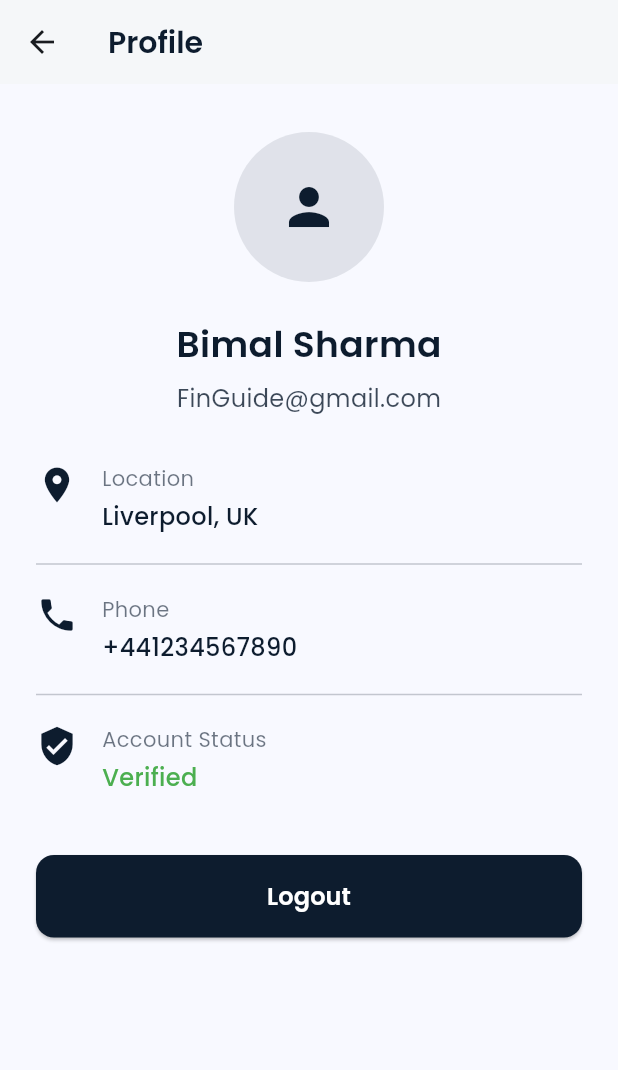
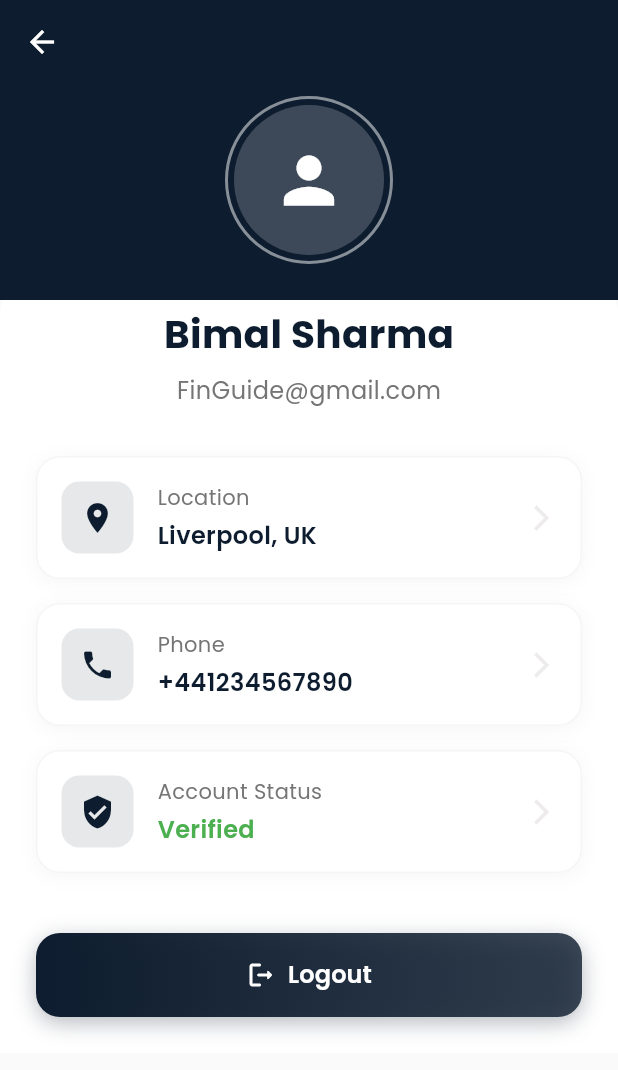
Before and after one commit to bimalsharma07/FinGuide, a Flutter app: the ProfileScreen screen opened directly, on a phone screen of 412 x 824 dp. Shown: the top 1070 px of the screen. Run offline on Flutter 3.47's test engine with Material 3 defaults, Android fonts, the phone set to English and light mode, and no system bars; our stand-ins replace animated_text_kit, flutter_svg, google_fonts; network calls fail.

Commit message:
Update profile_screen.dart

```diff
--- a/lib/screens/profile_screen.dart
+++ b/lib/screens/profile_screen.dart
@@ -1,46 +1,89 @@
 import 'package:flutter/material.dart';
 import 'package:google_fonts/google_fonts.dart';
-import 'login_screen.dart'; // Make sure this import is added
+import 'login_screen.dart';
 
 class ProfileScreen extends StatelessWidget {
-  const ProfileScreen({super.key});
+  const ProfileScreen({Key? key}) : super(key: key);
 
   @override
   Widget build(BuildContext context) {
     final Color primaryColor = const Color(0xFF0D1C2E);
 
     return Scaffold(
-      appBar: AppBar(
-        backgroundColor: Colors.white,
-        elevation: 1,
-        title: Text(
-          'Profile',
-          style: GoogleFonts.poppins(
-            color: primaryColor,
-            fontWeight: FontWeight.w600,
-            fontSize: 20,
+      backgroundColor: Colors.grey[50],
+      body: CustomScrollView(
+        slivers: [
+          SliverAppBar(
+            expandedHeight: 200.0,
+            floating: false,
+            pinned: true,
+            backgroundColor: primaryColor,
+            leading: IconButton(
+              icon: const Icon(Icons.arrow_back, color: Colors.white),
+              onPressed: () {
+                Navigator.pop(context);
+              },
+            ),
+            flexibleSpace: FlexibleSpaceBar(
+              background: Container(
+                decoration: BoxDecoration(
+                  gradient: LinearGradient(
+                    begin: Alignment.topLeft,
+                    end: Alignment.bottomRight,
+                    colors: [
+                      primaryColor,
+                      primaryColor.withOpacity(0.8),
+                    ],
+                  ),
+                ),
+                child: Column(
+                  mainAxisAlignment: MainAxisAlignment.center,
+                  children: [
+                    const SizedBox(height: 40),
+                    Container(
+                      padding: const EdgeInsets.all(4),
+                      decoration: BoxDecoration(
+                        shape: BoxShape.circle,
+                        border: Border.all(
+                          color: Colors.white.withOpacity(0.5),
+                          width: 2,
+                        ),
+                      ),
+                      child: CircleAvatar(
+                        radius: 50,
+                        backgroundColor: Colors.white.withOpacity(0.2),
+                        child: const Icon(
+                          Icons.person,
+                          size: 50,
+                          color: Colors.white,
                         ),
                       ),
                     ),
-      body: SingleChildScrollView(
-        padding: const EdgeInsets.symmetric(horizontal: 24, vertical: 32),
+                  ],
+                ),
+              ),
+            ),
+          ),
+          SliverToBoxAdapter(
+            child: Transform.translate(
+              offset: const Offset(0, -20),
+              child: Container(
+                decoration: const BoxDecoration(
+                  color: Colors.white,
+                  borderRadius: BorderRadius.only(
+                    topLeft: Radius.circular(30),
+                    topRight: Radius.circular(30),
+                  ),
+                ),
+                child: Padding(
+                  padding: const EdgeInsets.all(24),
                   child: Column(
                     children: [
-            CircleAvatar(
-              radius: 50,
-              backgroundColor: primaryColor.withOpacity(0.1),
-              child: Icon(
-                Icons.person,
-                size: 40,
-                color: primaryColor,
-              ),
-            ),
-            const SizedBox(height: 24),
                       Text(
                         'Bimal Sharma',
                         style: GoogleFonts.poppins(
-                fontSize: 24,
-                fontWeight: FontWeight.w600,
+                          fontSize: 26,
+                          fontWeight: FontWeight.bold,
                           color: primaryColor,
                         ),
                       ),
@@ -49,73 +92,82 @@ class ProfileScreen extends StatelessWidget {
                         'FinGuide@gmail.com',
                         style: GoogleFonts.poppins(
                           fontSize: 16,
-                color: primaryColor.withOpacity(0.8),
+                          color: Colors.grey[600],
                         ),
                       ),
                       const SizedBox(height: 32),
-            _buildProfileItem(
+                      _buildProfileCard(
                         icon: Icons.location_on,
                         title: 'Location',
                         value: 'Liverpool, UK',
+                        primaryColor: primaryColor,
                       ),
-            const Divider(height: 40),
-            _buildProfileItem(
+                      const SizedBox(height: 16),
+                      _buildProfileCard(
                         icon: Icons.phone,
                         title: 'Phone',
                         value: '+441234567890',
+                        primaryColor: primaryColor,
                       ),
-            const Divider(height: 40),
-            _buildProfileItem(
+                      const SizedBox(height: 16),
+                      _buildProfileCard(
                         icon: Icons.verified_user,
                         title: 'Account Status',
                         value: 'Verified',
                         valueColor: Colors.green,
+                        primaryColor: primaryColor,
                       ),
                       const SizedBox(height: 40),
-            SizedBox(
-              width: double.infinity,
-              child: ElevatedButton(
-                style: ElevatedButton.styleFrom(
-                  backgroundColor: primaryColor,
-                  padding: const EdgeInsets.symmetric(vertical: 16),
-                  shape: RoundedRectangleBorder(
-                    borderRadius: BorderRadius.circular(12),
+                      _buildLogoutButton(context),
+                    ],
                   ),
-                ),
-                onPressed: () {
-                  // Updated logout navigation
-                  Navigator.pushAndRemoveUntil(
-                    context,
-                    MaterialPageRoute(builder: (context) => const LoginScreen()),
-                    (route) => false, // Remove all previous routes
-                  );
-                },
-                child: Text(
-                  'Logout',
-                  style: GoogleFonts.poppins(
-                    color: Colors.white,
-                    fontSize: 16,
-                    fontWeight: FontWeight.w600,
                 ),
               ),
             ),
           ),
         ],
       ),
-      ),
     );
   }
 
-  Widget _buildProfileItem({
+  Widget _buildProfileCard({
     required IconData icon,
     required String title,
     required String value,
+    required Color primaryColor,
     Color? valueColor,
   }) {
-    return Row(
-      crossAxisAlignment: CrossAxisAlignment.start,
+    return Container(
+      padding: const EdgeInsets.all(16),
+      decoration: BoxDecoration(
+        color: Colors.white,
+        borderRadius: BorderRadius.circular(16),
+        boxShadow: [
+          BoxShadow(
+            color: Colors.grey.withOpacity(0.1),
+            spreadRadius: 0,
+            blurRadius: 10,
+            offset: const Offset(0, 2),
+          ),
+        ],
+        border: Border.all(
+          color: Colors.grey.withOpacity(0.1),
+        ),
+      ),
+      child: Row(
         children: [
-        Icon(icon, color: const Color(0xFF0D1C2E), size: 28),
+          Container(
+            padding: const EdgeInsets.all(12),
+            decoration: BoxDecoration(
+              color: primaryColor.withOpacity(0.1),
+              borderRadius: BorderRadius.circular(12),
+            ),
+            child: Icon(
+              icon,
+              color: primaryColor,
+              size: 24,
+            ),
+          ),
           const SizedBox(width: 16),
           Expanded(
             child: Column(
@@ -124,7 +176,7 @@ class ProfileScreen extends StatelessWidget {
                 Text(
                   title,
                   style: GoogleFonts.poppins(
-                  color: const Color(0xFF0D1C2E).withOpacity(0.6),
+                    color: Colors.grey[600],
                     fontSize: 14,
                   ),
                 ),
@@ -132,15 +184,80 @@ class ProfileScreen extends StatelessWidget {
                 Text(
                   value,
                   style: GoogleFonts.poppins(
-                  color: valueColor ?? const Color(0xFF0D1C2E),
+                    color: valueColor ?? primaryColor,
                     fontSize: 16,
-                  fontWeight: FontWeight.w500,
+                    fontWeight: FontWeight.w600,
                   ),
                 ),
               ],
             ),
           ),
+          Icon(
+            Icons.arrow_forward_ios,
+            color: const Color.fromARGB(255, 237, 235, 235),
+            size: 20,
+          ),
         ],
+      ),
+    );
+  }
+
+  Widget _buildLogoutButton(BuildContext context) {
+    return Container(
+      width: double.infinity,
+      height: 56,
+      decoration: BoxDecoration(
+        borderRadius: BorderRadius.circular(16),
+        gradient: LinearGradient(
+          colors: [
+            const Color(0xFF0D1C2E),
+            const Color(0xFF0D1C2E).withOpacity(0.8),
+          ],
+        ),
+        boxShadow: [
+          BoxShadow(
+            color: const Color(0xFF0D1C2E).withOpacity(0.3),
+            spreadRadius: 0,
+            blurRadius: 12,
+            offset: const Offset(0, 4),
+          ),
+        ],
+      ),
+      child: ElevatedButton(
+        onPressed: () {
+          Navigator.pushAndRemoveUntil(
+            context,
+            MaterialPageRoute(builder: (context) => const LoginScreen()),
+            (route) => false,
+          );
+        },
+        style: ElevatedButton.styleFrom(
+          backgroundColor: Colors.transparent,
+          shadowColor: Colors.transparent,
+          shape: RoundedRectangleBorder(
+            borderRadius: BorderRadius.circular(16),
+          ),
+        ),
+        child: Row(
+          mainAxisAlignment: MainAxisAlignment.center,
+          children: [
+            const Icon(
+              Icons.logout_rounded,
+              color: Colors.white,
+              size: 20,
+            ),
+            const SizedBox(width: 8),
+            Text(
+              'Logout',
+              style: GoogleFonts.poppins(
+                color: Colors.white,
+                fontSize: 16,
+                fontWeight: FontWeight.w600,
+              ),
+            ),
+          ],
+        ),
+      ),
     );
   }
 }
```
Lines whose indentation alone changed are shown as unchanged.
